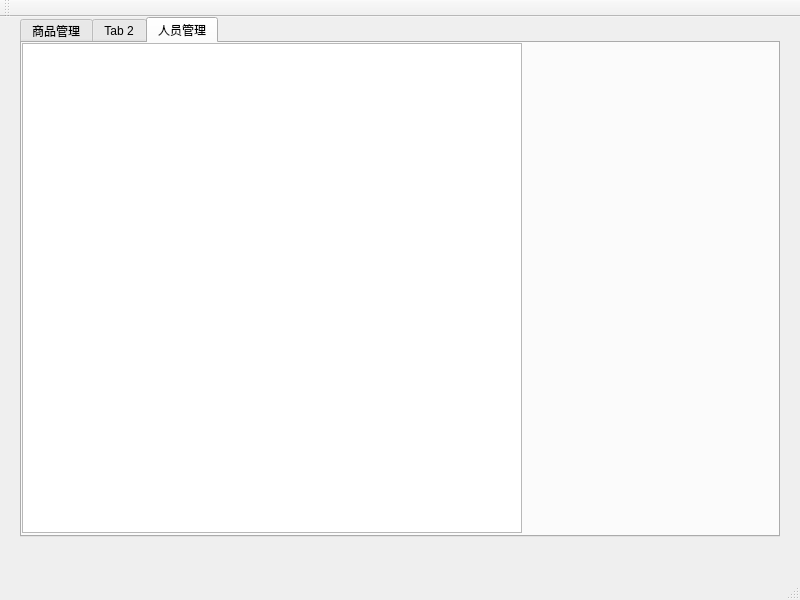
This is src/mainwindow.ui in MyQt/Invoice-Manger-Demo as Qt 5 draws it before an edit. The edited form follows.
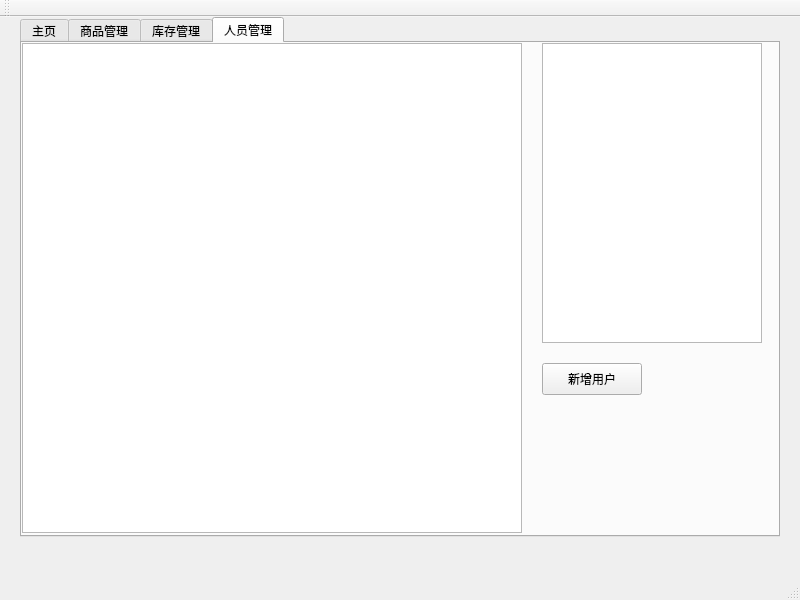
This is the edited form. The open tabs and pages were chosen to show the change.

Commit message: add new user moduel

```diff
--- a/src/mainwindow.ui
+++ b/src/mainwindow.ui
@@ -26,6 +26,11 @@
     <property name="currentIndex">
      <number>0</number>
     </property>
+    <widget class="QWidget" name="mainTab">
+     <attribute name="title">
+      <string>主页</string>
+     </attribute>
+    </widget>
     <widget class="QWidget" name="productionTab">
      <attribute name="title">
       <string>商品管理</string>
@@ -33,7 +38,7 @@
     </widget>
     <widget class="QWidget" name="tab_2">
      <attribute name="title">
-      <string>Tab 2</string>
+      <string>库存管理</string>
      </attribute>
     </widget>
     <widget class="QWidget" name="userTab">
@@ -48,6 +53,51 @@
         <width>500</width>
         <height>490</height>
        </rect>
+      </property>
+      <property name="selectionBehavior">
+       <enum>QAbstractItemView::SelectRows</enum>
+      </property>
+     </widget>
+     <widget class="QLabel" name="userTabStatus">
+      <property name="geometry">
+       <rect>
+        <x>500</x>
+        <y>460</y>
+        <width>250</width>
+        <height>25</height>
+       </rect>
+      </property>
+      <property name="text">
+       <string/>
+      </property>
+      <property name="alignment">
+       <set>Qt::AlignCenter</set>
+      </property>
+     </widget>
+     <widget class="QTextEdit" name="userDetailEdit">
+      <property name="geometry">
+       <rect>
+        <x>520</x>
+        <y>0</y>
+        <width>220</width>
+        <height>300</height>
+       </rect>
+      </property>
+      <property name="readOnly">
+       <bool>true</bool>
+      </property>
+     </widget>
+     <widget class="QPushButton" name="newUserButton">
+      <property name="geometry">
+       <rect>
+        <x>520</x>
+        <y>320</y>
+        <width>100</width>
+        <height>32</height>
+       </rect>
+      </property>
+      <property name="text">
+       <string>新增用户</string>
       </property>
      </widget>
     </widget>
```
Left out of the diff: 4 changed lines with no effect on the pictures. The commit also changes 9 other files.
